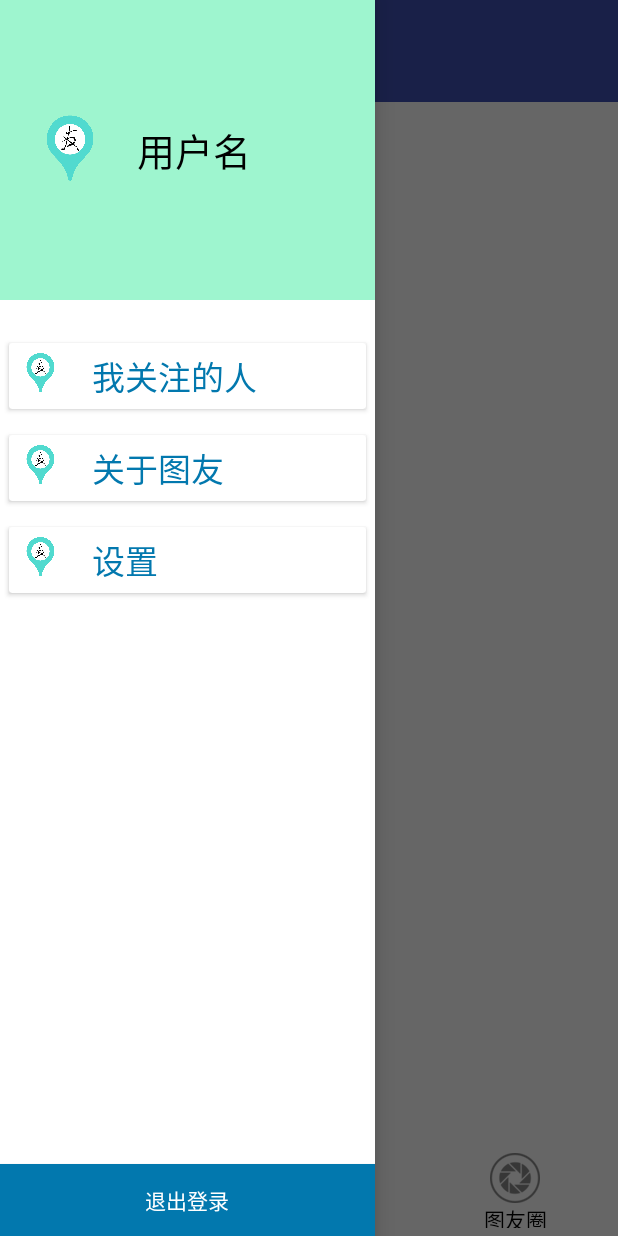
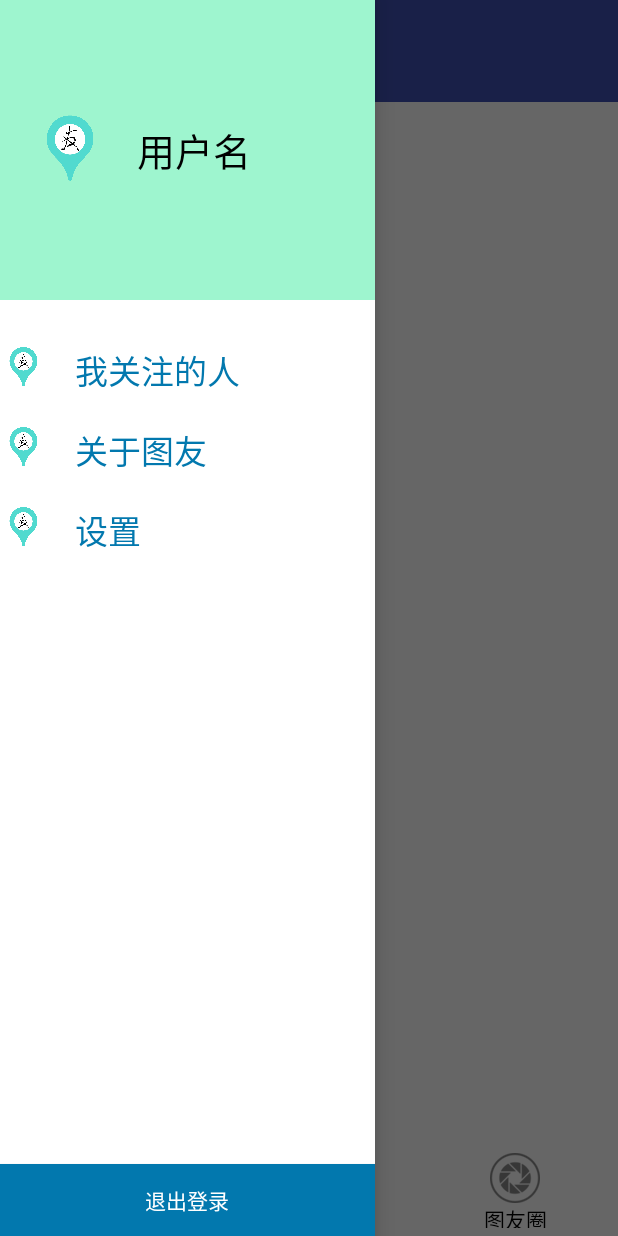
Before and after one commit to changer0/TuYou2.0, an Android app: the TuYouActivity screen opened directly, with no data from a screen before it, with the side drawer open, on a phone screen of 412 x 824 dp. Run offline under Robolectric (Android 15) with nearby library versions, the phone set to English and light mode, and no system bars; our stand-ins replace data binding; libraries missing offline, so code that uses them is left out: com.amap.api, com.avos.avoscloud, de.greenrobot.event; pictures from the network do not load; 22 statements that could not run were skipped.

```diff
--- a/app/src/main/java/com/lulu/tuyou/view/TuYouActivity.java
+++ b/app/src/main/java/com/lulu/tuyou/view/TuYouActivity.java
@@ -113,6 +113,16 @@ public class TuYouActivity extends AppCompatActivity implements View.OnClickList
                 Toast.makeText(this, "点击了", Toast.LENGTH_SHORT).show();
                 Intent intent = new Intent(this, AttentionActivity.class);
                 startActivity(intent);
+                /**
+                 * overridePendingTransition方法需要在startAtivity方法或者是finish方法调用之后立即执行
+
+                 参数enterAnim表示的是从Activity a跳转到Activity b，进入b时的动画效果
+
+                 参数exitAnim表示的是从Activity a跳转到Activity b，离开a时的动过效果
+
+                 若进入b或者是离开a时不需要动画效果，则可以传值为0
+                 */
+                //overridePendingTransition(android.R.anim.slide_in_left, android.R.anim.slide_in_left);
                 break;
         }
     }
--- a/app/src/main/res/layout/navigation_content.xml
+++ b/app/src/main/res/layout/navigation_content.xml
@@ -6,9 +6,9 @@
                   android:layout_height="match_parent"
                   android:orientation="vertical">
 
-        <android.support.v7.widget.CardView
+        <LinearLayout
             android:id="@+id/item_navigation_attention"
-            style="@style/navigation_item_card_view">
+            style="@style/navigation_item_liner">
 
             <LinearLayout
                 style="@style/navigation_item">
@@ -22,11 +22,11 @@
                     style="@style/navigation_item_text"
                     android:text="@string/navigation_attention"/>
             </LinearLayout>
-        </android.support.v7.widget.CardView>
+        </LinearLayout>
 
-        <android.support.v7.widget.CardView
+        <LinearLayout
             android:id="@+id/item_navigation_about"
-            style="@style/navigation_item_card_view">
+            style="@style/navigation_item_liner">
             <LinearLayout
                 style="@style/navigation_item">
 
@@ -39,11 +39,11 @@
                     style="@style/navigation_item_text"
                     android:text="@string/navigation_about"/>
             </LinearLayout>
-        </android.support.v7.widget.CardView>
+        </LinearLayout>
 
-        <android.support.v7.widget.CardView
+        <LinearLayout
             android:id="@+id/navigation_setting"
-            style="@style/navigation_item_card_view">
+            style="@style/navigation_item_liner">
 
             <LinearLayout
                 style="@style/navigation_item">
@@ -57,7 +57,7 @@
                     style="@style/navigation_item_text"
                     android:text="@string/navigation_setting"/>
             </LinearLayout>
-        </android.support.v7.widget.CardView>
+        </LinearLayout>
 
         <RelativeLayout
             android:layout_width="match_parent"
--- a/app/src/main/res/layout/navigation_header.xml
+++ b/app/src/main/res/layout/navigation_header.xml
@@ -9,6 +9,7 @@
 
 
         <LinearLayout
+            android:clickable="true"
             android:layout_width="match_parent"
             android:layout_height="200dp"
             android:background="@color/colorApp3"
--- a/app/src/main/res/values/styles.xml
+++ b/app/src/main/res/values/styles.xml
@@ -92,17 +92,20 @@
         <item name="android:layout_marginLeft">20dp</item>
         <item name="android:textAppearance">@style/TextAppearance.AppCompat.Large</item>
     </style>
-    <style name="navigation_item_card_view">
+    <style name="navigation_item_liner">
         <item name="android:clickable">true</item>
         <item name="android:foreground">?attr/selectableItemBackground</item>
         <item name="android:layout_width">match_parent</item>
         <item name="android:layout_height">wrap_content</item>
-        <item name="cardCornerRadius">2dp</item>
-        <item name="cardElevation">2dp</item>
-        <item name="cardMaxElevation">5dp</item>
-        <item name="cardPreventCornerOverlap">true</item>
-        <item name="cardUseCompatPadding">true</item>
-        <item name="contentPadding">5dp</item>
+        <item name="android:orientation">vertical</item>
+        <item name="android:paddingTop">10dp</item>
+        <item name="android:paddingBottom">10dp</item>
+        <!--<item name="cardCornerRadius">2dp</item>-->
+        <!--<item name="cardElevation">2dp</item>-->
+        <!--<item name="cardMaxElevation">5dp</item>-->
+        <!--<item name="cardPreventCornerOverlap">true</item>-->
+        <!--<item name="cardUseCompatPadding">true</item>-->
+        <!--<item name="contentPadding">5dp</item>-->
     </style>
 
 
```
Also changed, not shown: app/src/main/java/com/lulu/tuyou/view/AttentionActivity.java (+12 -9 lines), app/src/main/java/com/lulu/tuyou/view/SplashActivity.java (+26 -8 lines).
